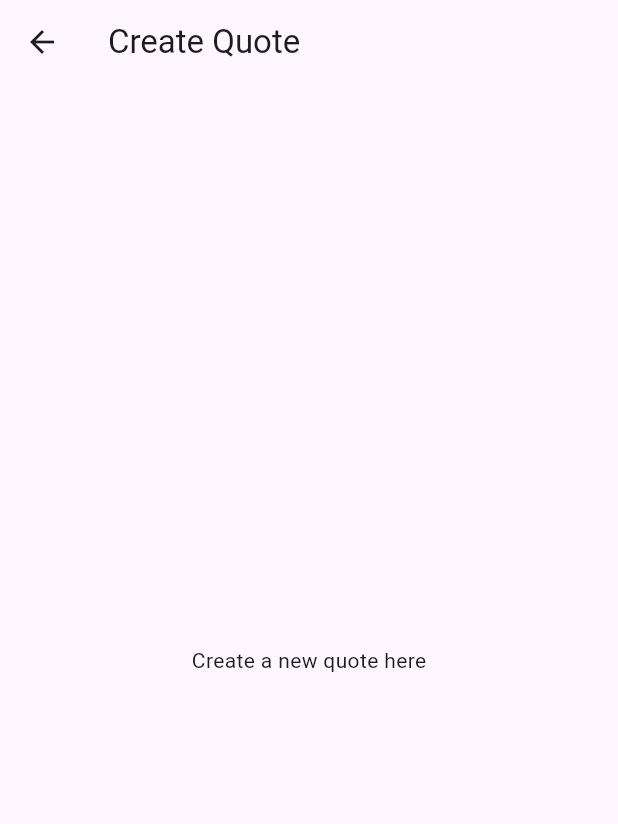
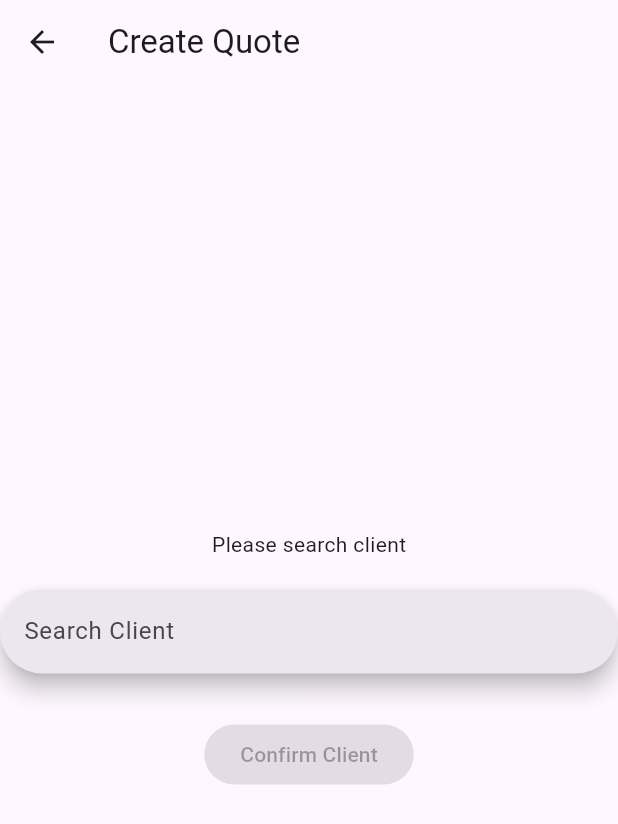
Before and after one commit to LukeKruger-Haye/ITMDA-Group-Project, a Flutter app: the CreateQuotePage screen opened by its route, on a phone screen of 412 x 824 dp. Shown: the top 824 px of the screen. Run offline on Flutter 3.47's test engine with Material 3 defaults, Android fonts, the phone set to English and light mode, and no system bars; our stand-ins replace local_auth, shared_preferences, sqflite; accounts and stored records are empty.

Commit message:
Added search bar and button

```diff
--- a/app/shutterbook/lib/pages/quotes/create_quote.dart
+++ b/app/shutterbook/lib/pages/quotes/create_quote.dart
@@ -10,7 +10,23 @@ class CreateQuotePage extends StatelessWidget {
         title: const Text('Create Quote'),
       ),
       body: const Center(
-        child: Text('Create a new quote here'),
+        child: Column(
+          mainAxisAlignment: MainAxisAlignment.center,
+          children: [
+            Text('Please search client'),
+            SizedBox(height: 20),
+            SearchBar(
+              hintText: 'Search Client',
+              onTap: null,
+
+            ),
+            SizedBox(height: 30),
+            ElevatedButton(
+              onPressed: null, // Implement search functionality
+              child: Text('Confirm Client'),
+            ),
+          ],
+        ),
       ),
     );
   }
```
